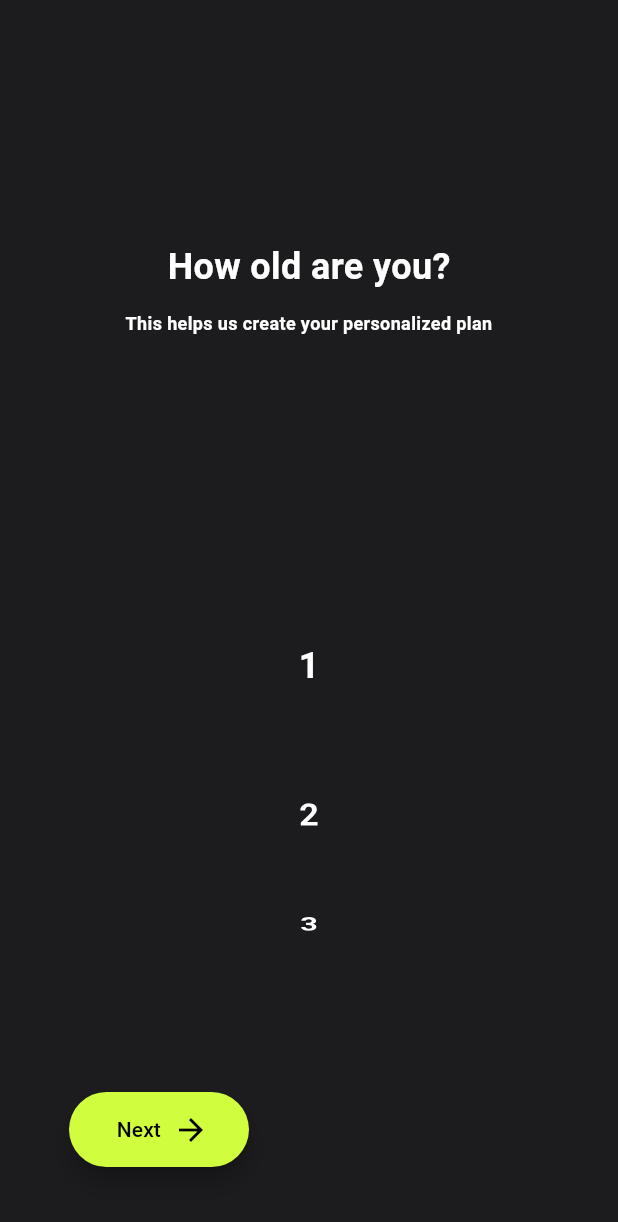
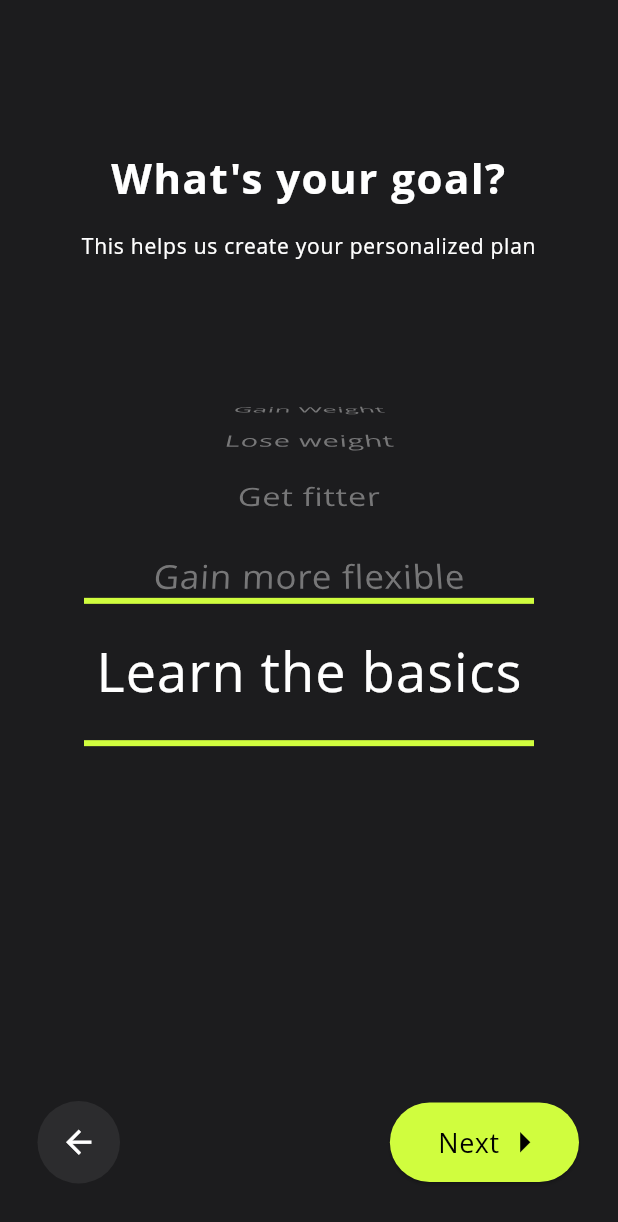
Before and after one commit to partickle/FitHub_Mobile, a Flutter app: the AgeScreen widget shown alone on an empty page, opened directly, after a tap on "Next", on a phone screen of 412 x 824 dp. Shown: the top 1222 px of the screen. Run offline on Flutter 3.47's test engine with Material 3 defaults, Android fonts, the phone set to English and light mode, and no system bars; our stand-ins replace flutter_svg, smooth_page_indicator; Roboto replaces fonts that are missing (Open Sans).

Commit message:
Refactoring all onboardings

```diff
--- a/lib/constants.dart
+++ b/lib/constants.dart
@@ -37,7 +37,7 @@ const onboardingTitleStyle = TextStyle(
   fontFamily: 'Open Sans',
   fontSize: 28,
   fontWeight: FontWeight.bold,
-  height: 1,
+  height: 1.3,
   letterSpacing: 1,
 );
 
@@ -64,3 +64,19 @@ const onboardNextButStyle = TextStyle(
   height: 1,
   letterSpacing: 0.5,
 );
+
+const onboardIntScrollStyle = TextStyle(
+  fontFamily: 'Open Sans',
+  fontSize: 50,
+  fontWeight: FontWeight.w500,
+  height: 1,
+  letterSpacing: 0.5,
+);
+
+const onboardStrScrollStyle = TextStyle(
+  fontFamily: 'Open Sans',
+  fontSize: 24,
+  fontWeight: FontWeight.w500,
+  height: 1,
+  letterSpacing: 0.5,
+);
--- a/lib/main.dart
+++ b/lib/main.dart
@@ -1,9 +1,8 @@
-import 'package:fithub/screens/splash_screen.dart';
 import 'package:flutter/material.dart';
 import 'package:flutter/services.dart';
 import 'package:fithub/constants.dart';
 
-import 'package:fithub/screens/gender_screen.dart';
+import 'package:fithub/screens/splash_screen.dart';
 
 void main() {
   WidgetsFlutterBinding.ensureInitialized();
@@ -29,7 +28,7 @@ class MyApp extends StatelessWidget {
         textTheme: Theme.of(context).textTheme.apply(bodyColor: kTextColor),
         useMaterial3: true,
       ),
-      home: const GenderScreen(),
+      home: const SplashScreen(),
     );
   }
 }
--- a/lib/screens/age_screen.dart
+++ /dev/null
@@ -1,147 +0,0 @@
-import 'package:flutter/material.dart';
-
-class AgeScreen extends StatefulWidget {
-  const AgeScreen({super.key});
-
-  @override
-  State<AgeScreen> createState() => _AgeScreenState();
-}
-
-class _AgeScreenState extends State<AgeScreen> {
-  int selectedAge = 18; // Default selected age
-
-  @override
-  Widget build(BuildContext context) {
-    return Scaffold(
-      backgroundColor: const Color(0xFF1C1C1E),
-      body: Stack(
-        children: [
-          Center(
-            child: Column(
-              mainAxisSize: MainAxisSize.min,
-              children: [
-                const Padding(
-                  padding: EdgeInsets.only(top: 1.0),
-                  child: Text(
-                    'How old are you?',
-                    style: TextStyle(
-                      color: Colors.white,
-                      fontSize: 24,
-                      fontWeight: FontWeight.w700,
-                    ),
-                  ),
-                ),
-                const SizedBox(height: 12),
-                const Text(
-                  'This helps us create your personalized plan',
-                  textAlign: TextAlign.center,
-                  style: TextStyle(
-                    color: Colors.white,
-                    fontSize: 12,
-                    fontWeight: FontWeight.w700,
-                  ),
-                ),
-                const SizedBox(height: 20),
-                SizedBox(
-                  height:
-                      400, // Отрегулируйте высоту в зависимости от вашего макета
-                  child: ListWheelScrollView(
-                    onSelectedItemChanged: (value) {
-                      setState(() {
-                        selectedAge = value + 1;
-                      });
-                    },
-                    itemExtent: 100,
-                    children: List.generate(100, (index) {
-                      final age = index + 1;
-
-                      return GestureDetector(
-                        child: Container(
-                          alignment: Alignment.center,
-                          padding: const EdgeInsets.symmetric(
-                              horizontal: 24, vertical: 16),
-                          margin: const EdgeInsets.symmetric(vertical: 8),
-                          decoration: BoxDecoration(
-                            color: selectedAge == age
-                                ? const Color(0xFFD0FD3E)
-                                : Colors.transparent,
-                            borderRadius: BorderRadius.circular(24),
-                          ),
-                          child: Text(
-                            '$age',
-                            style: TextStyle(
-                              color: selectedAge == age
-                                  ? Colors.black
-                                  : Colors.white,
-                              fontSize: 24,
-                              fontWeight: FontWeight.bold,
-                            ),
-                          ),
-                        ),
-                      );
-                    }).toList()
-
-                  ),
-                ),
-                const SizedBox(height: 20),
-              ],
-            ),
-          ),
-          Align(
-            alignment: Alignment.bottomCenter,
-            child: Container(
-              padding:
-                  const EdgeInsets.fromLTRB(46, 0, 31, 46), // Отступы от краёв
-              child: Row(
-                mainAxisAlignment: MainAxisAlignment.spaceBetween,
-                children: [
-                  // _buildRoundBackButton(Icons.arrow_back, () {
-                  //   // Handle back button press
-                  // }),
-                  SizedBox(
-                    width: 120,
-                    height: 50,
-                    child: FloatingActionButton(
-                      onPressed: () {
-                        // Handle the "Next" button press with selectedAge value
-                      },
-                      backgroundColor: const Color(0xFFD0FD3E),
-                      shape: RoundedRectangleBorder(
-                        borderRadius:
-                            BorderRadius.circular(28), // Скругление кнопки
-                      ),
-                      child: const Row(
-                        mainAxisSize: MainAxisSize.min,
-                        children: [
-                          Padding(padding: EdgeInsets.only(left: 5)),
-                          Text('Next', style: TextStyle(color: Colors.black)),
-                          Padding(padding: EdgeInsets.only(left: 8)),
-                          Icon(Icons.arrow_forward, color: Colors.black),
-                        ],
-                      ),
-                    ),
-                  ),
-                ],
-              ),
-            ),
-          ),
-        ],
-      ),
-    );
-  }
-
-  Widget _buildRoundBackButton(IconData iconData, VoidCallback onPressed) {
-    return SizedBox(
-      width: 54,
-      height: 54,
-      child: FloatingActionButton(
-        onPressed: onPressed,
-        backgroundColor: const Color(0xFF3A3A3C),
-        shape: RoundedRectangleBorder(
-          borderRadius: BorderRadius.circular(27),
-        ),
-        child: Icon(iconData, color: Colors.white),
-      ),
-    );
-  }
-}
--- /dev/null
+++ b/lib/screens/onboarding/age_screen.dart
@@ -0,0 +1,44 @@
+import 'package:flutter/material.dart';
+import 'package:fithub/constants.dart';
+import 'package:fithub/widgets/onboarding/onboarding_page.dart';
+import 'package:fithub/widgets/onboarding/elements/onboarding_wheel_scroll.dart';
+import 'package:fithub/screens/onboarding/goal_screen.dart';
+
+class AgeScreen extends StatefulWidget {
+  const AgeScreen({super.key});
+
+  @override
+  State<AgeScreen> createState() => _AgeScreenState();
+}
+
+class _AgeScreenState extends State<AgeScreen> {
+  int selectedAge = 17;
+
+  @override
+  Widget build(BuildContext context) {
+    return OnboardingPage(
+      title: 'How old are you?',
+      subtitle: 'This helps us create your personalized plan',
+      nextBtnText: 'Next',
+      isBackBtn: true,
+      isNextBtn: true,
+      onPressed: () {
+        Navigator.of(context).push(
+          MaterialPageRoute(builder: (context) => const GoalScreen()),
+        );
+      },
+      child: OnboardingWheelScroll(
+        initialItem: selectedAge,
+        itemExtent: 80,
+        widthBorder: 100,
+        textStyle: onboardIntScrollStyle,
+        list: List.generate(100, (index) => '${index + 1}'),
+        onSelectedItemChanged: (value) => {
+          setState(() {
+            selectedAge = value + 1;
+          })
+        },
+      ),
+    );
+  }
+}
--- /dev/null
+++ b/lib/screens/onboarding/goal_screen.dart
@@ -0,0 +1,52 @@
+import 'package:flutter/material.dart';
+import 'package:fithub/constants.dart';
+import 'package:fithub/widgets/onboarding/onboarding_page.dart';
+import 'package:fithub/widgets/onboarding/elements/onboarding_wheel_scroll.dart';
+import 'package:fithub/screens/onboarding/level_screen.dart';
+
+class GoalScreen extends StatefulWidget {
+  const GoalScreen({super.key});
+
+  @override
+  State<GoalScreen> createState() => _GoalScreenState();
+}
+
+class _GoalScreenState extends State<GoalScreen> {
+  int selectedGoal = 4;
+
+  @override
+  Widget build(BuildContext context) {
+    final List<String> goals = [
+      'Gain Weight',
+      'Lose weight',
+      'Get fitter',
+      'Gain more flexible',
+      'Learn the basics'
+    ];
+
+    return OnboardingPage(
+      title: 'What\'s your goal?',
+      subtitle: 'This helps us create your personalized plan',
+      nextBtnText: 'Next',
+      isBackBtn: true,
+      isNextBtn: true,
+      onPressed: () {
+        Navigator.of(context).push(
+          MaterialPageRoute(builder: (context) => const LevelScreen()),
+        );
+      },
+      child: OnboardingWheelScroll(
+        initialItem: selectedGoal,
+        itemExtent: 60,
+        widthBorder: 300,
+        textStyle: onboardStrScrollStyle,
+        list: goals,
+        onSelectedItemChanged: (value) => {
+          setState(() {
+            selectedGoal = value + 1;
+          })
+        },
+      ),
+    );
+  }
+}
--- a/lib/screens/welcome_screen.dart
+++ b/lib/screens/onboarding/welcome_screen.dart
@@ -1,6 +1,6 @@
 import 'package:flutter/material.dart';
 import 'package:fithub/constants.dart';
-import 'package:fithub/widgets/welcome_page.dart';
+import 'package:fithub/widgets/onboarding/welcome_page.dart';
 import 'package:smooth_page_indicator/smooth_page_indicator.dart';
 
 class WelcomeScreen extends StatefulWidget {
@@ -16,7 +16,6 @@ class _WelcomeScreenState extends State<WelcomeScreen> {
   @override
   void dispose() {
     super.dispose();
-
     _controller.dispose();
   }
 
--- /dev/null
+++ b/lib/widgets/onboarding/elements/onboarding_wheel_scroll.dart
@@ -0,0 +1,63 @@
+import 'package:flutter/material.dart';
+import 'package:fithub/constants.dart';
+
+class OnboardingWheelScroll extends StatelessWidget {
+  final int initialItem;
+  final double itemExtent;
+  final double widthBorder;
+  final TextStyle textStyle;
+  final List<String> list;
+  final ValueSetter<int> onSelectedItemChanged;
+
+  const OnboardingWheelScroll({
+    super.key,
+    required this.initialItem,
+    required this.itemExtent,
+    required this.widthBorder,
+    required this.textStyle,
+    required this.list,
+    required this.onSelectedItemChanged
+  });
+
+  @override
+  Widget build(BuildContext context) {
+    return Stack(
+      fit: StackFit.expand,
+      children: [
+        Center(
+          child: Container(
+            width: widthBorder,
+            height: MediaQuery.of(context).size.height * 2 * itemExtent / 1000,
+            decoration: const BoxDecoration(
+              border: Border(
+                top: BorderSide(width: 4.0, color: kPrimaryColor),
+                bottom: BorderSide(width: 4.0, color: kPrimaryColor),
+              ),
+            ),
+          )
+        ),
+        ListWheelScrollView(
+          controller: FixedExtentScrollController(initialItem: initialItem),
+          itemExtent: itemExtent,
+          perspective: 0.005,
+          diameterRatio: 1.5,
+          squeeze: 1,
+          overAndUnderCenterOpacity: 0.4,
+          useMagnifier: true,
+          magnification: 1.5,
+          physics: const FixedExtentScrollPhysics(parent: BouncingScrollPhysics()),
+          onSelectedItemChanged: onSelectedItemChanged,
+          children: List.generate(list.length, (index) {
+            final element = list[index];
+            return Center(
+              child: Text(
+                element,
+                style: textStyle
+              ),
+            );
+          }).toList(),
+        )
+      ]
+    );
+  }
+}
--- a/lib/widgets/onboarding_page.dart
+++ b/lib/widgets/onboarding/onboarding_page.dart
@@ -36,6 +36,7 @@ class OnboardingPage extends StatelessWidget {
                     children: [
                       Text(
                         title,
+                        textAlign: TextAlign.center,
                         style: onboardingTitleStyle
                       ),
                       const SizedBox(height: 18),
@@ -82,17 +83,16 @@ class OnboardingPage extends StatelessWidget {
       ),
       floatingActionButton: !(isNextBtn)? null: Padding(
         padding: const EdgeInsets.only(bottom: 20, right: 10),
-        child: SizedBox(
-          width: 120,
-          height: 55,
-          child: FloatingActionButton(
-            foregroundColor: kSecTextColor,
-            backgroundColor: kPrimaryColor,
-            elevation: 0,
+        child: ElevatedButton(
+            style: ElevatedButton.styleFrom(
+              padding: const EdgeInsets.symmetric(vertical: 10, horizontal: 20),
+              foregroundColor: kSecTextColor,
+              backgroundColor: kPrimaryColor,
+              shape: RoundedRectangleBorder(
+                borderRadius: BorderRadius.circular(28),
+              ),
+            ),
             onPressed: onPressed,
-            shape: RoundedRectangleBorder(
-              borderRadius: BorderRadius.circular(28),
-            ),
             child: Row(
               mainAxisSize: MainAxisSize.min,
               children: [
@@ -103,7 +103,6 @@ class OnboardingPage extends StatelessWidget {
             ),
           ),
         ),
-      ),
     );
   }
 }
```
Also changed, not shown: lib/screens/goal_screen.dart (deleted, +0 -153 lines), lib/screens/level_screen.dart (deleted, +0 -153 lines), lib/screens/onboarding/gender_screen.dart (renamed from lib/screens/gender_screen.dart, +5 -5 lines), lib/screens/onboarding/level_screen.dart (added, +47 -0 lines), lib/screens/splash_screen.dart (+6 -5 lines), lib/widgets/onboarding/welcome_page.dart (renamed from lib/widgets/welcome_page.dart, +3 -10 lines), lib/widgets/onboarding/elements/gender_button.dart (renamed from lib/widgets/gender_button.dart).
